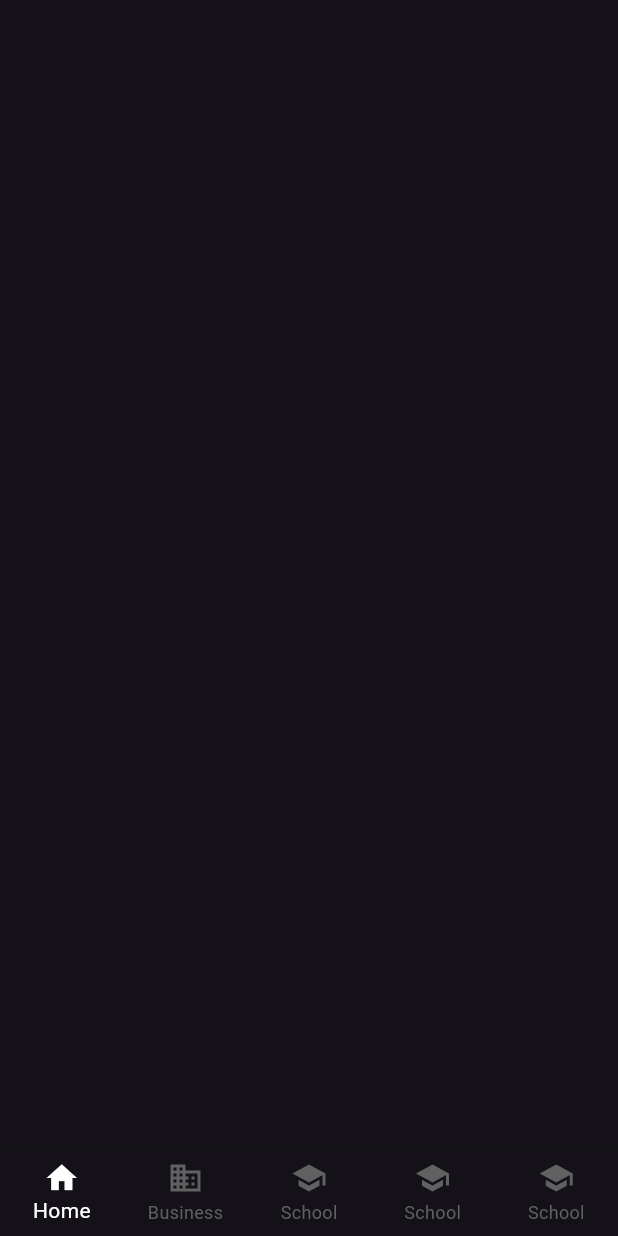
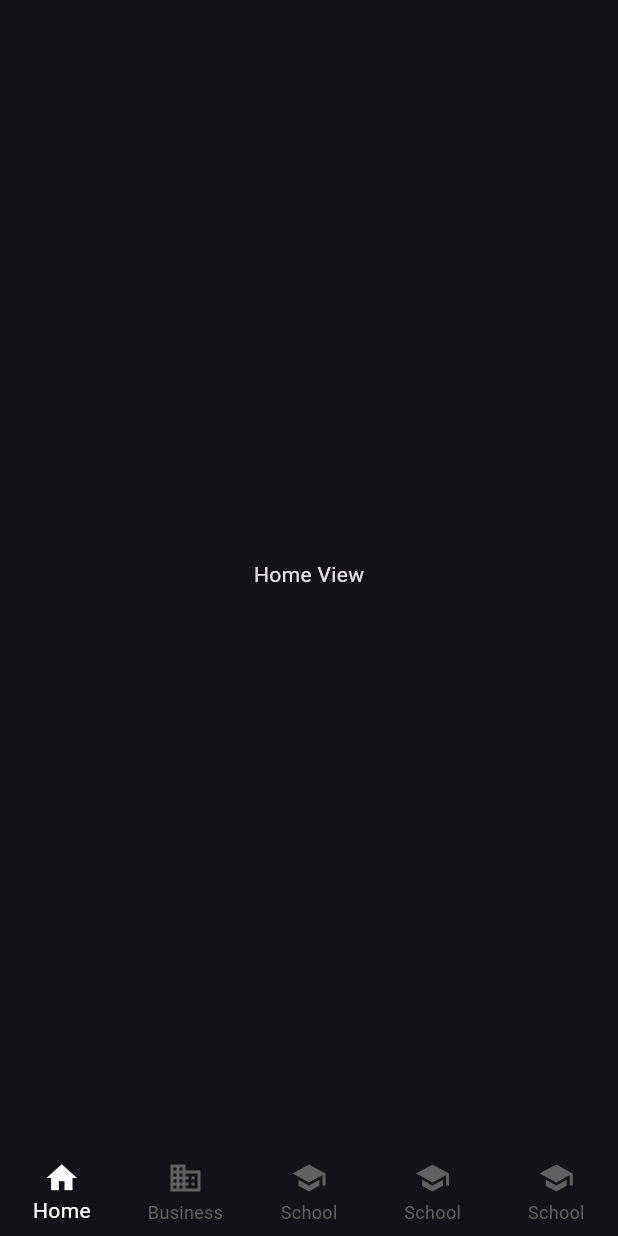
Before and after one commit to omarhelmy2004/saving_app, a Flutter app: the screen it shows after launch, on a phone screen of 412 x 824 dp. Run offline on Flutter 3.47's test engine with Material 3 defaults, Android fonts, the phone set to English and light mode, and no system bars.

Commit message:
migrating bottom navigation bar to main view so it can switch between widgets(as views)

```diff
--- a/lib/main.dart
+++ b/lib/main.dart
@@ -14,7 +14,7 @@ class SavingApp extends StatelessWidget {
       theme: ThemeData.dark(),
       debugShowCheckedModeBanner: false,
       routes: {
-        'HomePage': (context) => const HomeView(),
+        'HomePage': (context) => const MainView(),
       },
       initialRoute: 'HomePage',
     );
--- a/lib/views/home_view.dart
+++ b/lib/views/home_view.dart
@@ -1,38 +1,36 @@
 import 'package:flutter/material.dart';
-import 'package:saving_app/widgets/custom_bottom_navigation_bar.dart';
+import 'package:saving_app/widgets/info_navigation_bar.dart';
+import 'package:saving_app/widgets/views_list_widget.dart';
 
-class HomeView extends StatelessWidget {
-  const HomeView({super.key});
+class MainView extends StatefulWidget {
+  const MainView({super.key});
+
+  @override
+  State<MainView> createState() => _MainViewState();
+}
+
+class _MainViewState extends State<MainView> {
+  int selectedIndex = 0;
+  void _onItemTapped(int index) {
+    setState(() {
+      selectedIndex = index;
+    });
+  }
 
   @override
   Widget build(BuildContext context) {
     return Scaffold(
-      bottomNavigationBar: CustomFixedBottomNavigationBar(
-        unselectedItemColor: Colors.grey[700],
-        selectedItemColor: Colors.white,
-        items: const [
-          BottomNavigationBarItem(
-            icon: Icon(Icons.home),
-            label: 'Home',
-          ),
-          BottomNavigationBarItem(
-            icon: Icon(Icons.business),
-            label: 'Business',
-          ),
-          BottomNavigationBarItem(
-            icon: Icon(Icons.school),
-            label: 'School',
-          ),
-          BottomNavigationBarItem(
-            icon: Icon(Icons.school),
-            label: 'School',
-          ),
-          BottomNavigationBarItem(
-            icon: Icon(Icons.school),
-            label: 'School',
-          ),
-        ],
-      ),
-    );
+        bottomNavigationBar: InfoBottomNavigationBar(
+          onItemTapped: _onItemTapped,
+        ),
+        body: ViewsListWidget(selectedIndex: selectedIndex));
   }
 }
+
+// Callback Flow: Child to Parent:
+
+// The callback mechanism is indeed from child to parent in terms of notifying an event. The child widget triggers a function defined in the parent. Here’s how it works:
+
+// Parent Widget (MainView): Defines a method to handle events (like an item tap) and passes it down to the child widget as a callback.
+// Child Widget (CustomFixedBottomNavigationBar): Invokes this callback function when an event occurs (e.g., an item is tapped).
+// Parent Reacts to Callback: The parent updates its state based on the callback, leading to a change in the UI.
--- a/lib/widgets/custom_bottom_navigation_bar.dart
+++ b/lib/widgets/custom_bottom_navigation_bar.dart
@@ -6,11 +6,13 @@ class CustomFixedBottomNavigationBar extends StatefulWidget {
       required this.items,
       this.selectedItemColor,
       this.backgroundcolor,
-      this.unselectedItemColor});
+      this.unselectedItemColor,
+      required this.onItemTapped});
   final List<BottomNavigationBarItem> items;
   final Color? unselectedItemColor;
   final Color? selectedItemColor;
   final Color? backgroundcolor;
+  final Function(int) onItemTapped;
   @override
   State<CustomFixedBottomNavigationBar> createState() =>
       _CustomFixedBottomNavigationBarState();
@@ -19,10 +21,11 @@ class CustomFixedBottomNavigationBar extends StatefulWidget {
 class _CustomFixedBottomNavigationBarState
     extends State<CustomFixedBottomNavigationBar> {
   int selectedIndex = 0;
-  void onItemTapped(int index) {
+  void _onItemTapped(int index) {
     setState(() {
       selectedIndex = index;
     });
+    widget.onItemTapped(index);
   }
 
   @override
@@ -34,7 +37,7 @@ class _CustomFixedBottomNavigationBarState
       currentIndex: selectedIndex,
       unselectedItemColor: widget.unselectedItemColor,
       selectedItemColor: widget.selectedItemColor,
-      onTap: onItemTapped,
+      onTap: _onItemTapped,
     );
   }
 }
--- /dev/null
+++ b/lib/widgets/info_navigation_bar.dart
@@ -0,0 +1,40 @@
+import 'package:flutter/material.dart';
+import 'package:saving_app/widgets/custom_bottom_navigation_bar.dart';
+
+class InfoBottomNavigationBar extends StatelessWidget {
+  const InfoBottomNavigationBar({
+    super.key,
+    required this.onItemTapped,
+  });
+  final Function(int) onItemTapped;
+  @override
+  Widget build(BuildContext context) {
+    return CustomFixedBottomNavigationBar(
+      onItemTapped: onItemTapped,
+      unselectedItemColor: Colors.grey[700],
+      selectedItemColor: Colors.white,
+      items: const [
+        BottomNavigationBarItem(
+          icon: Icon(Icons.home),
+          label: 'Home',
+        ),
+        BottomNavigationBarItem(
+          icon: Icon(Icons.business),
+          label: 'Business',
+        ),
+        BottomNavigationBarItem(
+          icon: Icon(Icons.school),
+          label: 'School',
+        ),
+        BottomNavigationBarItem(
+          icon: Icon(Icons.school),
+          label: 'School',
+        ),
+        BottomNavigationBarItem(
+          icon: Icon(Icons.school),
+          label: 'School',
+        ),
+      ],
+    );
+  }
+}
--- /dev/null
+++ b/lib/widgets/views_list_widget.dart
@@ -0,0 +1,16 @@
+import 'package:flutter/material.dart';
+
+class ViewsListWidget extends StatelessWidget {
+  const ViewsListWidget({super.key, required this.selectedIndex});
+  final int selectedIndex;
+  @override
+  Widget build(BuildContext context) {
+    return const <Widget>[
+      Center(child: Text('Home View')),
+      Center(child: Text('Business View')),
+      Center(child: Text('School View')),
+      Center(child: Text('Explore View')),
+      Center(child: Text('Settings View')),
+    ][selectedIndex];
+  }
+}
```
